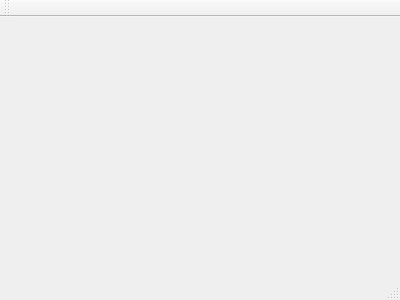
Above: CalcApp/src/MainApp/MainWindow.ui from stdstring/OpticalMeasurements before the change. Below: the same form after it.
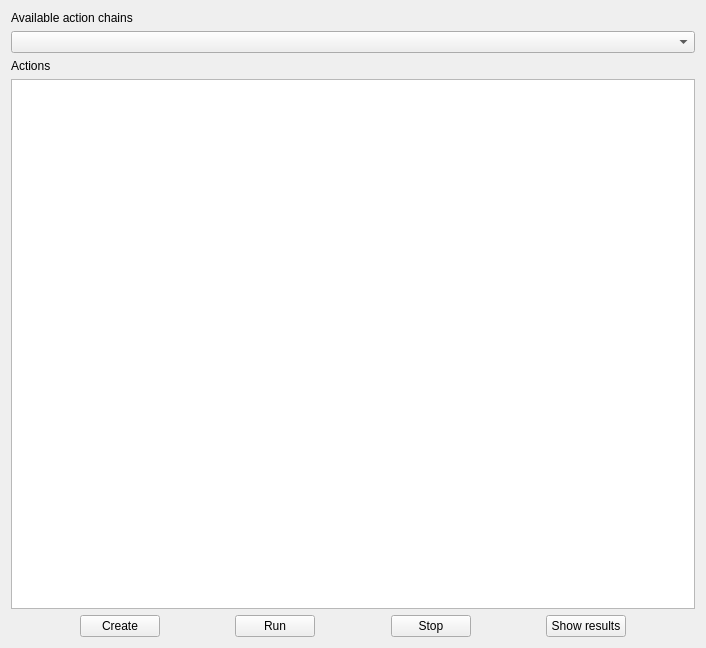
That is the form after the change.

Commit message: created simple GUI makeup

The edit to the form file:
```diff
--- a/CalcApp/src/MainApp/MainWindow.ui
+++ b/CalcApp/src/MainApp/MainWindow.ui
@@ -1,24 +1,150 @@
 <ui version="4.0">
  <class>MainWindow</class>
- <widget class="QMainWindow" name="MainWindow" >
-  <property name="geometry" >
+ <widget class="QMainWindow" name="MainWindow">
+  <property name="geometry">
    <rect>
     <x>0</x>
     <y>0</y>
-    <width>400</width>
-    <height>300</height>
+    <width>706</width>
+    <height>648</height>
    </rect>
   </property>
   <property name="windowTitle" >
    <string>MainWindow</string>
   </property>
-  <widget class="QMenuBar" name="menuBar" />
-  <widget class="QToolBar" name="mainToolBar" />
-  <widget class="QWidget" name="centralWidget" />
-  <widget class="QStatusBar" name="statusBar" />
+  <widget class="QWidget" name="centralWidget">
+   <layout class="QVBoxLayout" name="verticalLayout">
+    <item>
+     <widget class="QLabel" name="ActionChainsLabel">
+      <property name="text">
+       <string>Available action chains</string>
+      </property>
+     </widget>
+    </item>
+    <item>
+     <widget class="QComboBox" name="ActionChainsComboBox"/>
+    </item>
+    <item>
+     <widget class="QLabel" name="ActionsLabel">
+      <property name="text">
+       <string>Actions</string>
+      </property>
+     </widget>
+    </item>
+    <item>
+     <widget class="QListWidget" name="ActionsListWidget"/>
+    </item>
+    <item>
+     <layout class="QHBoxLayout" name="ButtonsLayout">
+      <item>
+       <spacer name="CreateLeftSpacer">
+        <property name="orientation">
+         <enum>Qt::Horizontal</enum>
+        </property>
+        <property name="sizeHint" stdset="0">
+         <size>
+          <width>40</width>
+          <height>20</height>
+         </size>
+        </property>
+       </spacer>
+      </item>
+      <item>
+       <widget class="QPushButton" name="CreateButton">
+        <property name="text">
+         <string>Create</string>
+        </property>
+       </widget>
+      </item>
+      <item>
+       <spacer name="CreateRunlSpacer">
+        <property name="orientation">
+         <enum>Qt::Horizontal</enum>
+        </property>
+        <property name="sizeHint" stdset="0">
+         <size>
+          <width>40</width>
+          <height>20</height>
+         </size>
+        </property>
+       </spacer>
+      </item>
+      <item>
+       <widget class="QPushButton" name="RunButton">
+        <property name="text">
+         <string>Run</string>
+        </property>
+       </widget>
+      </item>
+      <item>
+       <spacer name="RunStopSpacer">
+        <property name="orientation">
+         <enum>Qt::Horizontal</enum>
+        </property>
+        <property name="sizeHint" stdset="0">
+         <size>
+          <width>40</width>
+          <height>20</height>
+         </size>
+        </property>
+       </spacer>
+      </item>
+      <item>
+       <widget class="QPushButton" name="StopButton">
+        <property name="text">
+         <string>Stop</string>
+        </property>
+       </widget>
+      </item>
+      <item>
+       <spacer name="StopShowResultslSpacer">
+        <property name="orientation">
+         <enum>Qt::Horizontal</enum>
+        </property>
+        <property name="sizeHint" stdset="0">
+         <size>
+          <width>40</width>
+          <height>20</height>
+         </size>
+        </property>
+       </spacer>
+      </item>
+      <item>
+       <widget class="QPushButton" name="ShowResultsButton">
+        <property name="text">
+         <string>Show results</string>
+        </property>
+       </widget>
+      </item>
+      <item>
+       <spacer name="ShowResultsRightSpacer">
+        <property name="orientation">
+         <enum>Qt::Horizontal</enum>
+        </property>
+        <property name="sizeHint" stdset="0">
+         <size>
+          <width>40</width>
+          <height>20</height>
+         </size>
+        </property>
+       </spacer>
+      </item>
+     </layout>
+    </item>
+   </layout>
+  </widget>
+  <widget class="QMenuBar" name="menuBar">
+   <property name="geometry">
+    <rect>
+     <x>0</x>
+     <y>0</y>
+     <width>706</width>
+     <height>18</height>
+    </rect>
+   </property>
+  </widget>
  </widget>
- <layoutDefault spacing="6" margin="11" />
- <pixmapfunction></pixmapfunction>
+ <layoutdefault spacing="6" margin="11"/>
  <resources/>
  <connections/>
 </ui>
```
Left out of the diff: 3 changed lines with no effect on the pictures.
